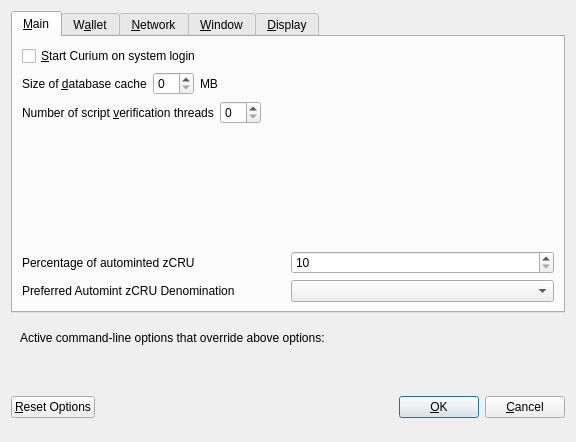
Above: src/qt/forms/optionsdialog.ui from curiumofficial/curium before the change. Below: the same form after it.
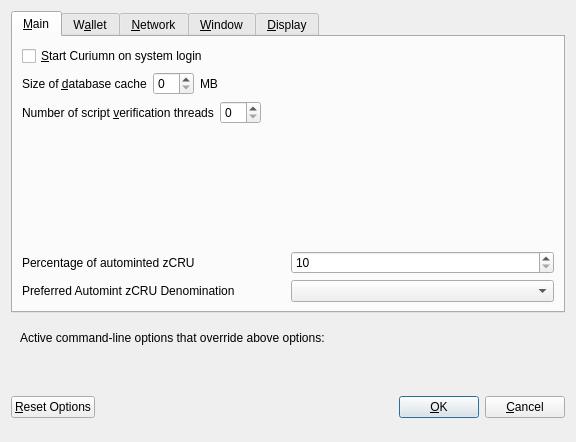
That is the form after the change. Custom widgets are drawn as their Qt base class.

```diff
--- a/src/qt/forms/optionsdialog.ui
+++ b/src/qt/forms/optionsdialog.ui
@@ -33,7 +33,7 @@
           <string>Automatically start Curium after logging in to the system.</string>
          </property>
          <property name="text">
-          <string>&amp;Start Curium on system login</string>
+          <string>&amp;Start Curiumn on system login</string>
          </property>
         </widget>
        </item>
```
Left out of the diff: 10 changed lines with no effect on the pictures.
